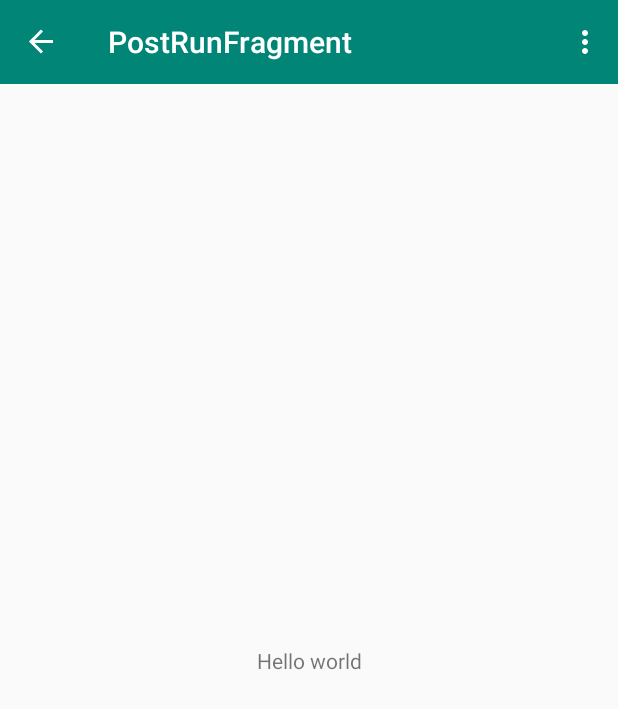
After one commit to khan-taimoor/TreadPace, an Android app: the PostRunFragment screen opened through its navigation route, on a phone screen of 412 x 824 dp. The commit adds this screen. Shown: the top 709 px of the screen. Run offline under Robolectric (Android 15) with nearby library versions, the phone set to English and light mode, and no system bars; our stand-ins replace navigation-ui.

Commit message:
start and stop buttons work on run page, added blank fragment for post run info, service starting and stopping

```diff
--- a/app/src/main/java/dev/taimoor/treadpace/MainActivity.kt
+++ b/app/src/main/java/dev/taimoor/treadpace/MainActivity.kt
@@ -48,10 +48,6 @@ class MainActivity : AppCompatActivity() {
 
         appBarConfiguration = AppBarConfiguration(navController.graph)
 
-
-
-
-
         setupActionBar(navController, appBarConfiguration)
 
         createNotificationChannel()
@@ -71,6 +67,7 @@ class MainActivity : AppCompatActivity() {
     }
 
 
+    // TODO: Notifications are currently being made but I should clarify notification channel and stuff
     private fun createNotificationChannel() {
         // Create the NotificationChannel, but only on API 26+ because
         // the NotificationChannel class is new and not in the support library
--- /dev/null
+++ b/app/src/main/java/dev/taimoor/treadpace/PostRunFragment.kt
@@ -0,0 +1,32 @@
+package dev.taimoor.treadpace
+
+
+import android.os.Bundle
+import android.view.LayoutInflater
+import android.view.View
+import android.view.ViewGroup
+import androidx.fragment.app.Fragment
+
+
+class PostRunFragment : Fragment() {
+    override fun onCreateView(
+        inflater: LayoutInflater,
+        container: ViewGroup?,
+        savedInstanceState: Bundle?
+
+    ): View? {
+        setHasOptionsMenu(true)
+        return inflater.inflate(R.layout.post_run, container, false)
+    }
+
+
+    override fun onViewCreated(view: View, savedInstanceState: Bundle?) {
+        super.onViewCreated(view, savedInstanceState)
+        println("k")
+    }
+
+
+
+
+
+}
--- a/app/src/main/res/layout/navigation_activity.xml
+++ b/app/src/main/res/layout/navigation_activity.xml
@@ -37,8 +37,6 @@
         android:id="@+id/my_nav_host_fragment"
         android:name="androidx.navigation.fragment.NavHostFragment"
         app:navGraph="@navigation/mobile_navigation"
-        app:defaultNavHost="true"
-
-        />
+        app:defaultNavHost="true" />
 
 </LinearLayout>
--- /dev/null
+++ b/app/src/main/res/layout/post_run.xml
@@ -0,0 +1,19 @@
+<?xml version="1.0" encoding="utf-8"?>
+<androidx.constraintlayout.widget.ConstraintLayout
+    xmlns:android="http://schemas.android.com/apk/res/android"
+    android:layout_width="match_parent"
+    android:layout_height="match_parent"
+    xmlns:app="http://schemas.android.com/apk/res-auto">
+
+    <TextView
+        android:layout_width="wrap_content"
+        android:layout_height="wrap_content"
+        android:text="Hello world"
+        app:layout_constraintTop_toTopOf="parent"
+        app:layout_constraintBottom_toBottomOf="parent"
+        app:layout_constraintStart_toStartOf="parent"
+        app:layout_constraintEnd_toEndOf="parent">
+    </TextView>
+
+
+</androidx.constraintlayout.widget.ConstraintLayout>
--- a/app/src/main/res/navigation/mobile_navigation.xml
+++ b/app/src/main/res/navigation/mobile_navigation.xml
@@ -62,6 +62,19 @@
             app:nullable="true"
             android:defaultValue="@null" />
 
+        <action
+            android:id="@+id/action_runFragment_to_postRunFragment"
+            app:destination="@id/postRunFragment">
+        </action>
 
     </fragment>
+
+    <fragment
+        android:id="@+id/postRunFragment"
+        android:name="dev.taimoor.treadpace.PostRunFragment"
+        android:label="PostRunFragment"
+        tools:layout="@layout/post_run">
+
+    </fragment>
+
 </navigation>
--- a/app/src/main/res/values/strings.xml
+++ b/app/src/main/res/values/strings.xml
@@ -2,7 +2,7 @@
     <string name="app_name">TreadPace</string>
     <string name="action_settings">Settings</string>
     <string name="channel_name">Channel6</string>
-    <string name="channel_description">ChannelDescription</string>
+    <string name="channel_description">Used for TreadPace</string>
 
 
 </resources>
```
Also changed, not shown: app/src/main/java/dev/taimoor/treadpace/HomeFragment.kt (+2 -7 lines), app/src/main/java/dev/taimoor/treadpace/RunFragment.kt (+13 -35 lines), app/src/main/java/dev/taimoor/treadpace/RunLocationService.kt (+1 -91 lines), app/src/main/java/dev/taimoor/treadpace/Util.kt (+8 -0 lines), app/src/main/res/layout/run_layout.xml (+74 -52 lines).
